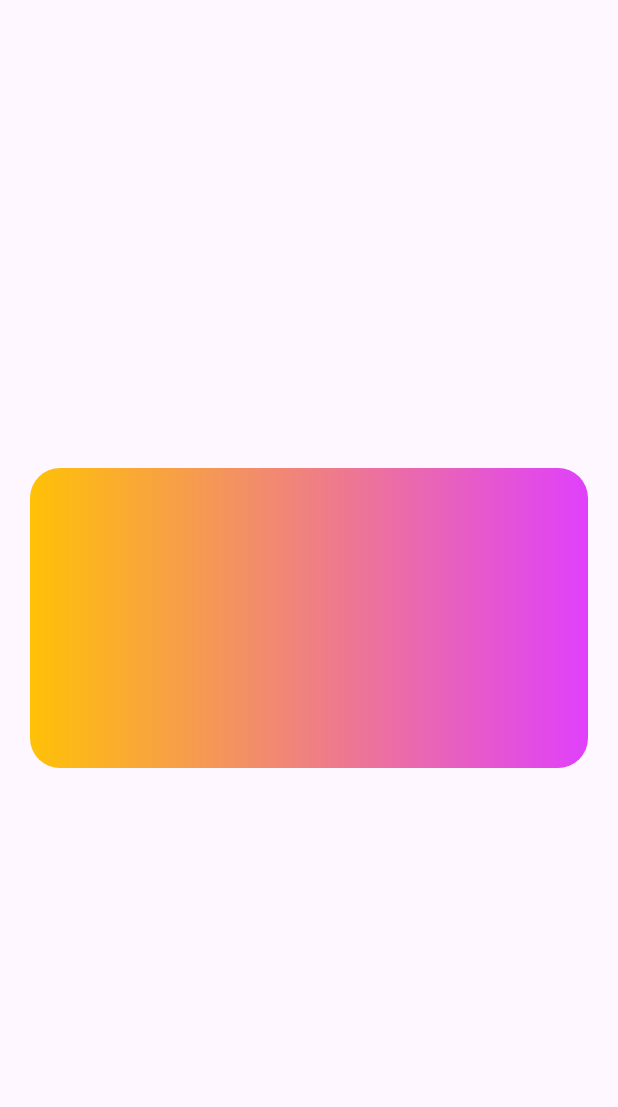
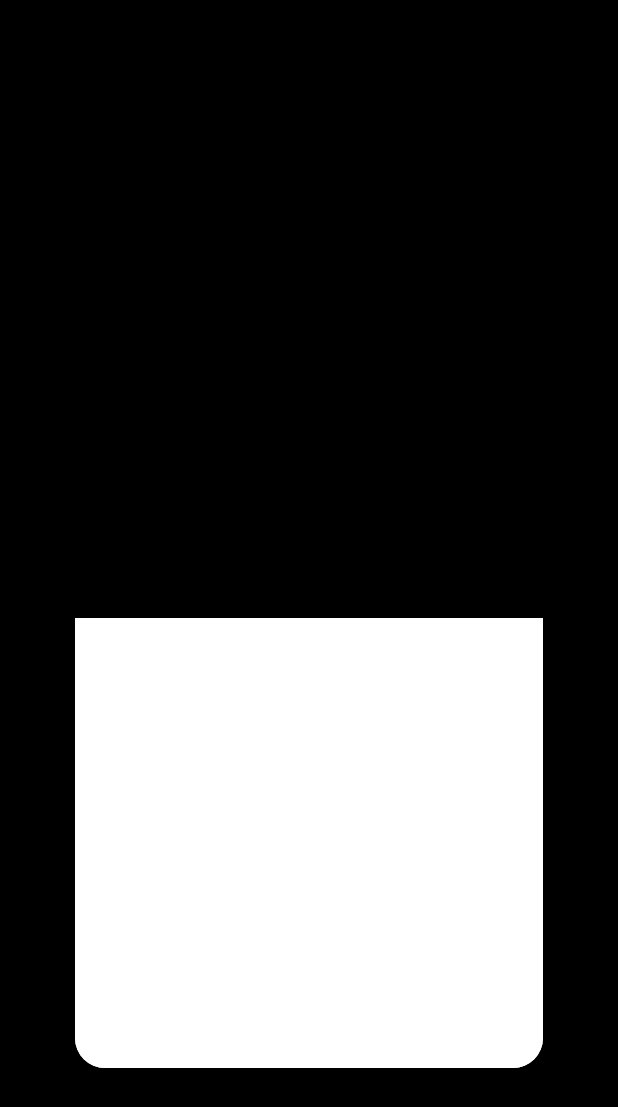
Before and after one commit to Mirzaazmath/flutter_animation_samples, a Flutter app: the screen it shows after launch, on a phone screen of 412 x 824 dp. Shown: the top 1107 px of the screen. Run offline on Flutter 3.47's test engine with Material 3 defaults, Android fonts, the phone set to English and light mode, and no system bars.

Commit message:
added sample 7

```diff
--- a/lib/main.dart
+++ b/lib/main.dart
@@ -3,6 +3,7 @@ import 'package:animation_sample/samples/sample2.dart';
 import 'package:animation_sample/samples/sample3.dart';
 import 'package:animation_sample/samples/sample5.dart';
 import 'package:animation_sample/samples/sample6.dart';
+import 'package:animation_sample/samples/sample7.dart';
 import 'package:animation_sample/samples/smaple4.dart';
 import 'package:flutter/material.dart';
 
@@ -15,6 +16,6 @@ class MyApp extends StatelessWidget {
 
   @override
   Widget build(BuildContext context) {
-    return MaterialApp(home: Sample6());
+    return MaterialApp(home: Sample7());
   }
 }
--- a/lib/samples/sample5.dart
+++ b/lib/samples/sample5.dart
@@ -34,7 +34,11 @@ class _Sample5State extends State<Sample5> with SingleTickerProviderStateMixin {
     });
     super.initState();
   }
-
+@override
+  void dispose() {
+  controller.dispose();
+    super.dispose();
+  }
   @override
   Widget build(BuildContext context) {
     return Scaffold(
--- a/lib/samples/sample6.dart
+++ b/lib/samples/sample6.dart
@@ -23,6 +23,11 @@ class _Sample6State extends State<Sample6> with SingleTickerProviderStateMixin {
       end: pi
     ).animate(controller);
     super.initState();
+  }
+  @override
+  void dispose() {
+    controller.dispose();
+    super.dispose();
   }
 
   @override
--- /dev/null
+++ b/lib/samples/sample7.dart
@@ -0,0 +1,88 @@
+import 'dart:math';
+
+import 'package:flutter/material.dart';
+
+class Sample7 extends StatefulWidget {
+  const Sample7({super.key});
+
+  @override
+  State<Sample7> createState() => _Sample7State();
+}
+
+class _Sample7State extends State<Sample7> with SingleTickerProviderStateMixin {
+  late AnimationController controller;
+  late Animation<double> rotate;
+  @override
+  void initState() {
+    controller = AnimationController(
+      vsync: this,
+      duration: Duration(milliseconds: 1000),
+    );
+
+    rotate = Tween<double>(begin: pi, end: 0).animate(controller);
+    super.initState();
+  }
+
+  @override
+  void dispose() {
+    controller.dispose();
+    super.dispose();
+  }
+
+  @override
+  Widget build(BuildContext context) {
+    return Scaffold(
+      backgroundColor: Colors.black,
+      body: Column(
+        mainAxisAlignment: .center,
+        children: [
+          AnimatedBuilder(
+            animation: controller,
+            builder: (_, child) {
+              return Transform(
+                alignment: Alignment.bottomCenter,
+                transform: Matrix4.identity()
+                  ..setEntry(3, 2, 0.001)
+                  ..rotateX(rotate.value),
+                child: child,
+              );
+            },
+            child: Container(
+              height: 300,
+              width: double.infinity,
+              margin: EdgeInsets.symmetric(horizontal: 50),
+              decoration: BoxDecoration(
+                color: Colors.white,
+                borderRadius: BorderRadius.only(
+                  topRight: Radius.circular(20),
+                  topLeft: Radius.circular(20),
+                ),
+              ),
+            ),
+          ),
+          GestureDetector(
+            onTap: () {
+              if (controller.isCompleted) {
+                controller.reverse();
+              } else {
+                controller.forward();
+              }
+            },
+            child: Container(
+              height: 300,
+              width: double.infinity,
+              margin: EdgeInsets.symmetric(horizontal: 50),
+              decoration: BoxDecoration(
+                color: Colors.white,
+                borderRadius: BorderRadius.only(
+                  bottomRight: Radius.circular(20),
+                  bottomLeft: Radius.circular(20),
+                ),
+              ),
+            ),
+          ),
+        ],
+      ),
+    );
+  }
+}
```
Also changed, not shown: output/output7.gif (added).
